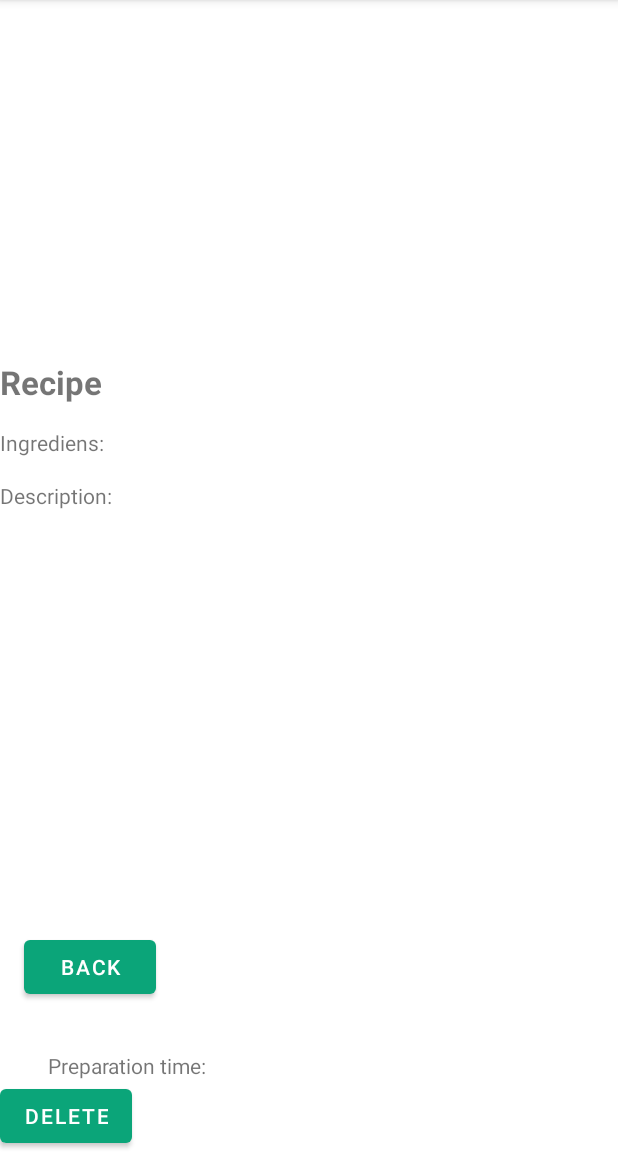
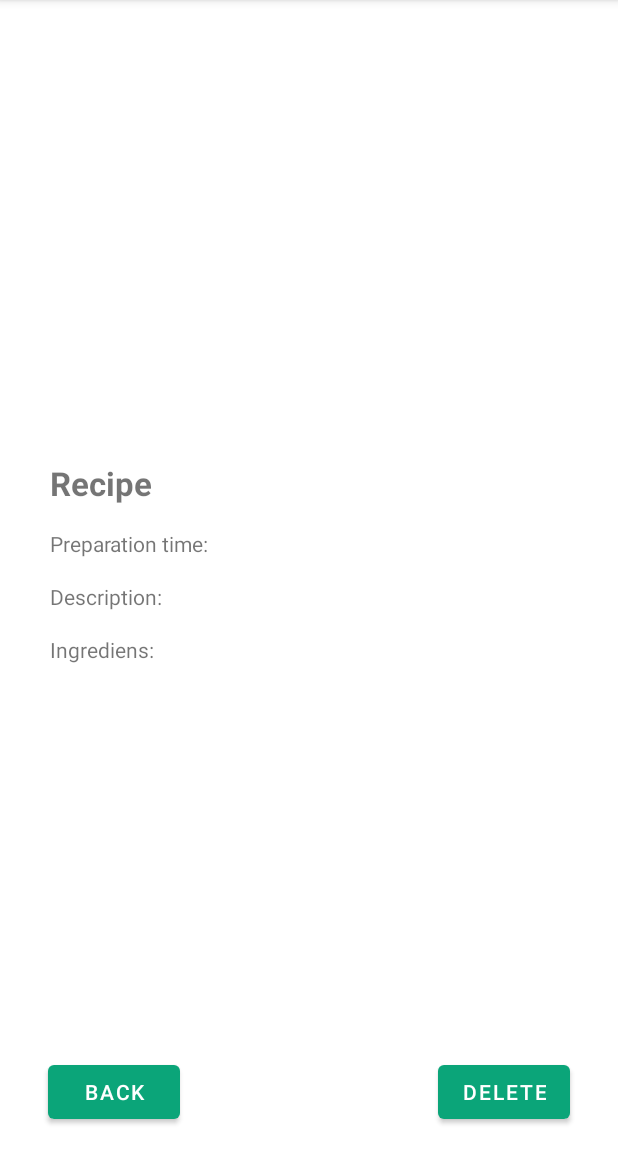
Before and after one commit to VictorKildahl/WhatsforDinner, an Android app: the DetailsActivity screen opened directly, with no data from a screen before it, on a phone screen of 412 x 824 dp, the part 84-1236 px from its top. Run offline under Robolectric (Android 15) with nearby library versions, the phone set to English and light mode, and no system bars; our stand-ins replace Volley; network calls fail; pictures from the network do not load.

Commit message:
better detailsview

```diff
--- a/app/src/main/java/dk/au/mad21spring/project/au600963/database/Repository.java
+++ b/app/src/main/java/dk/au/mad21spring/project/au600963/database/Repository.java
@@ -128,7 +128,6 @@ public class Repository {
         Gson gson = new GsonBuilder().create();
         Result result = gson.fromJson(json, Result.class);
         if(result != null){
-
             Recipe recipe = new Recipe(result.getTitle(), String.valueOf(result.getReadyInMinutes()), "test", result.getSummary(), result.getImage()); //result.getAnalyzedInstructions().get(0).getSteps()
 
             Log.d(TAG, "updated recipe: " + recipe.getName());
@@ -193,13 +192,18 @@ public class Repository {
     private void parseJson(String json) {
         Gson gson = new GsonBuilder().create();
 
-        //JSONObject resultsObject = json.ge;
+
+
         Result result = gson.fromJson(json, Result.class);
+        if(result != null){
+            String des = result.getResults().get(0).getSummary()
+                    .replaceAll("<b>", "")
+                    .replaceAll("</b>", "")
+                    .replaceAll("<a.*>", "")
+                    .replaceAll("To use.*for similar recipes.", "")
+                    .replaceAll("Try.*for similar recipes.", "");
 
-        Log.d(TAG, "TITLE: " + result.getResults().get(0).getTitle());
-
-        if(result != null){
-            Recipe recipe = new Recipe(result.getResults().get(0).getTitle(), String.valueOf(result.getResults().get(0).getReadyInMinutes()), "test", result.getResults().get(0).getSummary(), result.getResults().get(0).getImage());
+            Recipe recipe = new Recipe(result.getResults().get(0).getTitle(), String.valueOf(result.getResults().get(0).getReadyInMinutes()), "test", des, result.getResults().get(0).getImage());
 
             if(Exist(recipe)){
                 Toast.makeText(context, "The recipe is already in the list", Toast.LENGTH_SHORT).show();
--- a/app/src/main/res/layout/activity_details.xml
+++ b/app/src/main/res/layout/activity_details.xml
@@ -6,73 +6,90 @@
     android:layout_height="match_parent"
     tools:context=".activities.DetailsActivity">
 
+    <Button
+        android:id="@+id/btnDelete"
+        android:layout_width="wrap_content"
+        android:layout_height="wrap_content"
+        android:layout_marginEnd="32dp"
+        android:layout_marginRight="32dp"
+        android:layout_marginBottom="16dp"
+        android:text="@string/btnDelete"
+        app:layout_constraintBottom_toBottomOf="parent"
+        app:layout_constraintEnd_toEndOf="parent" />
+
+    <Button
+        android:id="@+id/btnBack"
+        android:layout_width="wrap_content"
+        android:layout_height="wrap_content"
+        android:layout_marginStart="32dp"
+        android:layout_marginLeft="32dp"
+        android:layout_marginBottom="16dp"
+        android:text="@string/btnBack"
+        app:layout_constraintBottom_toBottomOf="parent"
+        app:layout_constraintStart_toStartOf="parent" />
+
     <ScrollView
+        android:id="@+id/scrollView"
         android:layout_width="match_parent"
-        android:layout_height="match_parent">
+        android:layout_height="match_parent"
+        android:layout_marginBottom="75dp"
+        app:layout_constraintBottom_toBottomOf="parent"
+        tools:layout_editor_absoluteX="0dp">
 
-        <LinearLayout
+        <androidx.constraintlayout.widget.ConstraintLayout
             android:layout_width="match_parent"
-            android:layout_height="wrap_content"
-            android:orientation="vertical">
+            android:layout_height="wrap_content">
 
             <ImageView
                 android:id="@+id/imgRecipe"
-                android:layout_width="258dp"
-                android:layout_height="200dp"
-                android:layout_marginTop="32dp"
+                android:layout_width="350dp"
+                android:layout_height="275dp"
+                android:layout_marginTop="16dp"
                 android:contentDescription="@string/imgRecipe"
+                app:layout_constraintEnd_toEndOf="parent"
+                app:layout_constraintStart_toStartOf="parent"
+                app:layout_constraintTop_toTopOf="parent"
                 tools:srcCompat="@tools:sample/avatars" />
 
             <TextView
                 android:id="@+id/txtRecipe"
                 android:layout_width="345dp"
                 android:layout_height="wrap_content"
-                android:layout_marginTop="8dp"
+                android:layout_marginTop="16dp"
                 android:text="@string/txtRecipe"
                 android:textSize="22sp"
-                android:textStyle="bold" />
+                android:textStyle="bold"
+                app:layout_constraintEnd_toEndOf="parent"
+                app:layout_constraintStart_toStartOf="parent"
+                app:layout_constraintTop_toBottomOf="@+id/imgRecipe" />
 
             <TextView
                 android:id="@+id/txtIngrediens"
                 android:layout_width="wrap_content"
                 android:layout_height="wrap_content"
                 android:layout_marginTop="16dp"
-                android:text="@string/txtIngrediens" />
+                android:text="@string/txtIngrediens"
+                app:layout_constraintStart_toStartOf="@+id/txtDescription"
+                app:layout_constraintTop_toBottomOf="@+id/txtDescription" />
 
             <TextView
                 android:id="@+id/txtDescription"
-                android:layout_width="345dp"
-                android:layout_height="300dp"
+                android:layout_width="354dp"
+                android:layout_height="wrap_content"
                 android:layout_marginTop="16dp"
-                android:text="@string/txtDescription" />
-
-            <Button
-                android:id="@+id/btnBack"
-                android:layout_width="wrap_content"
-                android:layout_height="wrap_content"
-                android:layout_marginStart="16dp"
-                android:layout_marginLeft="16dp"
-                android:layout_marginBottom="16dp"
-                android:text="@string/btnBack" />
+                android:text="@string/txtDescription"
+                app:layout_constraintStart_toStartOf="@+id/txtTime"
+                app:layout_constraintTop_toBottomOf="@+id/txtTime" />
 
             <TextView
                 android:id="@+id/txtTime"
                 android:layout_width="wrap_content"
                 android:layout_height="wrap_content"
-                android:layout_marginStart="32dp"
-                android:layout_marginLeft="32dp"
                 android:layout_marginTop="16dp"
-                android:text="@string/txtTime" />
-
-            <Button
-                android:id="@+id/btnDelete"
-                android:layout_width="wrap_content"
-                android:layout_height="wrap_content"
-                android:layout_marginEnd="16dp"
-                android:layout_marginRight="16dp"
-                android:text="@string/btnDelete" />
-
-        </LinearLayout>
+                android:text="@string/txtTime"
+                app:layout_constraintStart_toStartOf="@+id/txtRecipe"
+                app:layout_constraintTop_toBottomOf="@+id/txtRecipe" />
+        </androidx.constraintlayout.widget.ConstraintLayout>
     </ScrollView>
 
 </androidx.constraintlayout.widget.ConstraintLayout>
```
